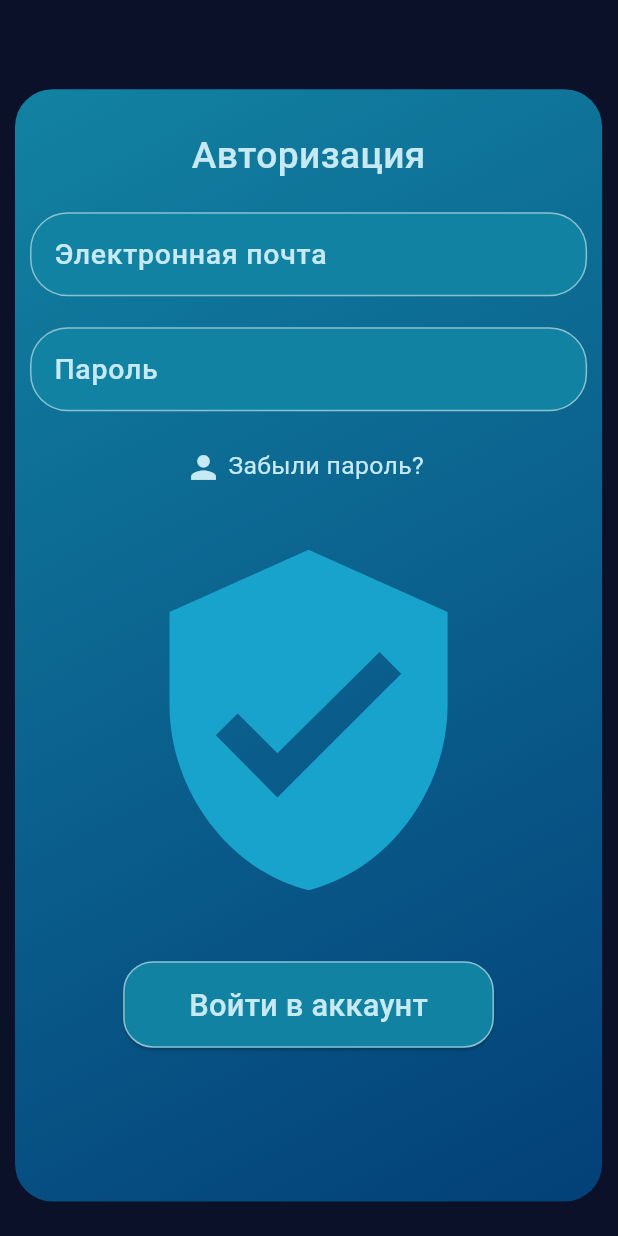
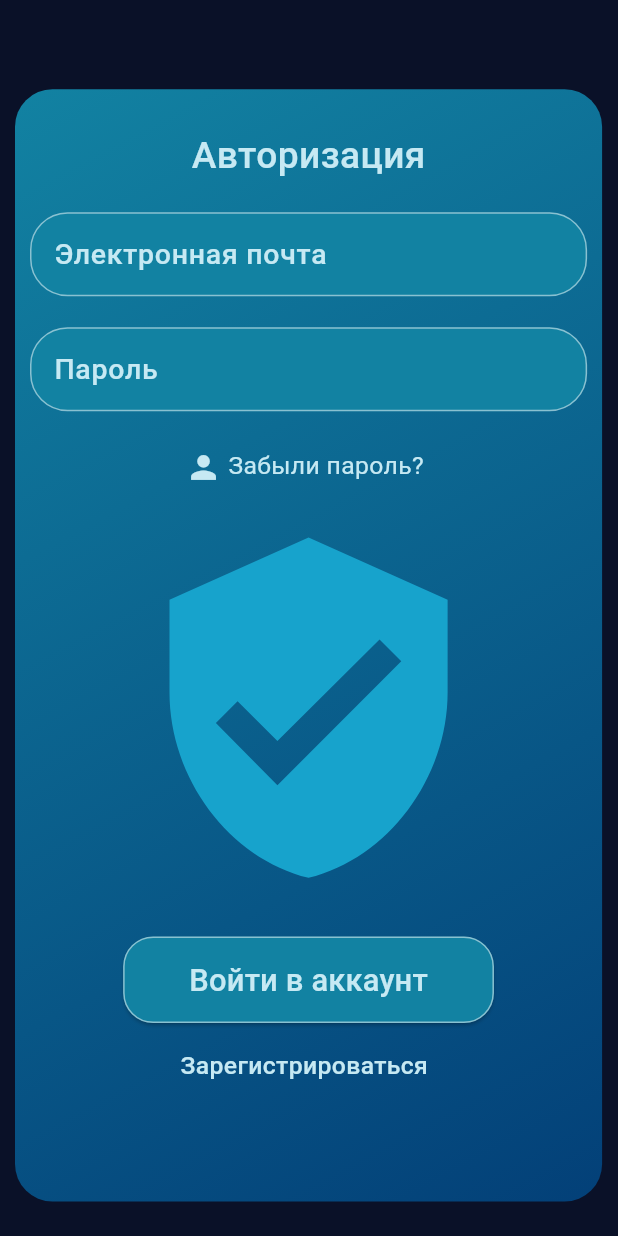
Before and after one commit to sardelkaaa/its_time, a Flutter app: the Authorization screen opened by its route, on a phone screen of 412 x 824 dp. Run offline on Flutter 3.47's test engine with Material 3 defaults, Android fonts, the phone set to English and light mode, and no system bars; our stand-ins replace cloud_firestore, firebase_core; accounts and stored records are empty.

Commit message:
authorization 90%

```diff
--- a/lib/pages/authorization.dart
+++ b/lib/pages/authorization.dart
@@ -130,14 +130,14 @@ class BucketListAuthorization extends State<Authorization> {
                     ),
                   ),
 
-                  SizedBox(height: MediaQuery.of(context).size.height * 0.03),
+                  SizedBox(height: MediaQuery.of(context).size.height * 0.02),
 
                   Icon(
                     Icons.verified_user,
                     size: MediaQuery.of(context).size.height * 0.3, color: Color(0xFF17A3CC),
                   ),
 
-                  SizedBox(height: MediaQuery.of(context).size.height * 0.045),
+                  SizedBox(height: MediaQuery.of(context).size.height * 0.035),
 
                   ElevatedButton(
                     onPressed: () {
@@ -155,9 +155,29 @@ class BucketListAuthorization extends State<Authorization> {
                     ),
                   ),
 
+                  SizedBox(height: MediaQuery.of(context).size.height * 0.01),
 
+                  InkWell(
+                    onTap: () {
 
-
+                    },
+                    child: Container(
+                      width: MediaQuery.of(context).size.width * 0.415,
+                      height: MediaQuery.of(context).size.height * 0.05,
+                      child: Row(
+                        children: [
+                          Text(
+                            'Зарегистрироваться',
+                            style: TextStyle(
+                              color: Color(0xFFC6E9F3),
+                              fontSize: MediaQuery.of(context).size.height * 0.02,
+                              fontWeight: FontWeight.w500,
+                            ),
+                          ),
+                        ],
+                      ),
+                    ),
+                  ),
                 ],
               ),
             ),
```
